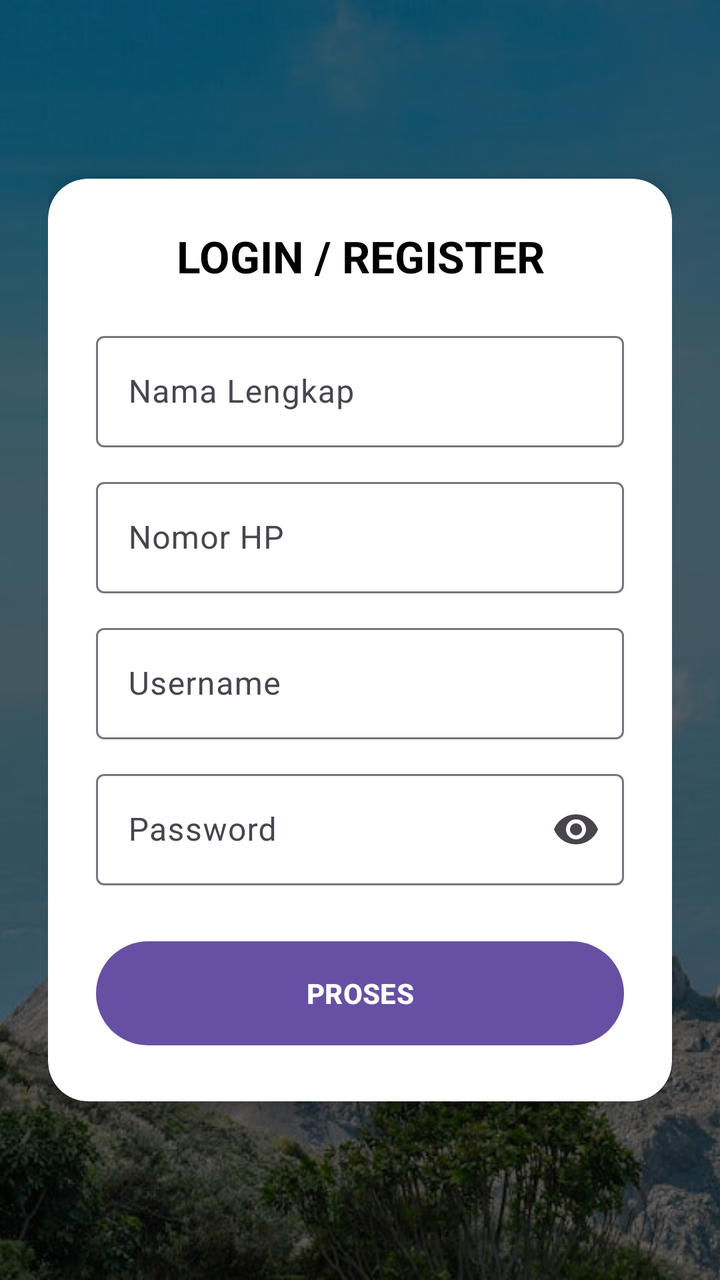
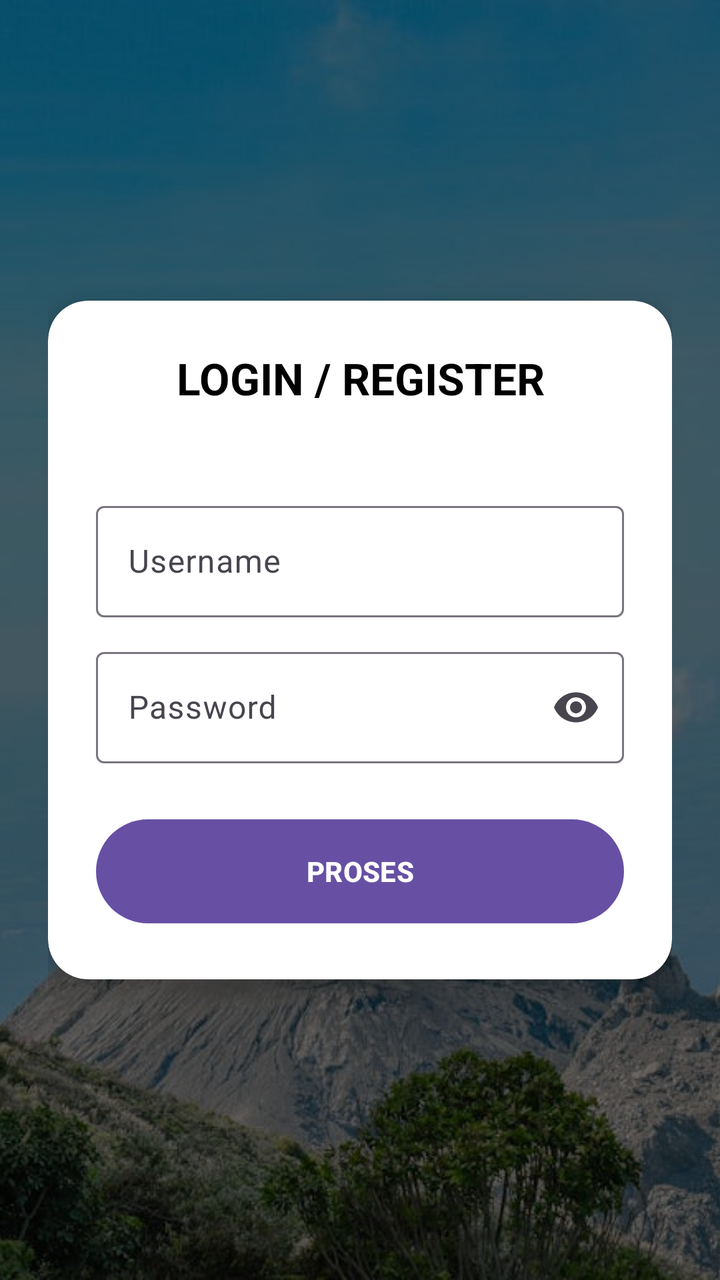

Two renders of the same Android screen: before a commit and after it. Below are the layout's source before the change and the commit's diff.
<!-- AndroidManifest.xml: application theme Theme.FalahalWrold -->
<!-- res/layout/activity_auth.xml -->
<?xml version="1.0" encoding="utf-8"?>
<androidx.constraintlayout.widget.ConstraintLayout
    xmlns:android="http://schemas.android.com/apk/res/android"
    xmlns:app="http://schemas.android.com/apk/res-auto"
    android:layout_width="match_parent"
    android:layout_height="match_parent">

    <ImageView
        android:layout_width="0dp"
        android:layout_height="0dp"
        android:scaleType="centerCrop"
        android:src="@drawable/bg_gunung"
        app:layout_constraintTop_toTopOf="parent"
        app:layout_constraintBottom_toBottomOf="parent"
        app:layout_constraintStart_toStartOf="parent"
        app:layout_constraintEnd_toEndOf="parent"/>

    <View
        android:layout_width="0dp"
        android:layout_height="0dp"
        android:background="#80000000"
        app:layout_constraintTop_toTopOf="parent"
        app:layout_constraintBottom_toBottomOf="parent"
        app:layout_constraintStart_toStartOf="parent"
        app:layout_constraintEnd_toEndOf="parent"/>

    <ScrollView
        android:layout_width="match_parent"
        android:layout_height="match_parent"
        android:fillViewport="true">

        <androidx.constraintlayout.widget.ConstraintLayout
            android:layout_width="match_parent"
            android:layout_height="wrap_content"
            android:padding="24dp">

            <androidx.cardview.widget.CardView
                android:layout_width="match_parent"
                android:layout_height="wrap_content"
                app:cardCornerRadius="20dp"
                app:cardElevation="8dp"
                app:layout_constraintTop_toTopOf="parent"
                app:layout_constraintBottom_toBottomOf="parent">

                <LinearLayout
                    android:layout_width="match_parent"
                    android:layout_height="wrap_content"
                    android:orientation="vertical"
                    android:padding="24dp">

                    <TextView
                        android:layout_width="match_parent"
                        android:layout_height="wrap_content"
                        android:text="LOGIN / REGISTER"
                        android:textAlignment="center"
                        android:textSize="22sp"
                        android:textStyle="bold"
                        android:textColor="@color/black"/>

                    <com.google.android.material.textfield.TextInputLayout
                        android:layout_width="match_parent"
                        android:layout_height="wrap_content"
                        android:layout_marginTop="20dp"
                        app:boxBackgroundMode="outline">
                        <com.google.android.material.textfield.TextInputEditText
                            android:id="@+id/etNama"
                            android:layout_width="match_parent"
                            android:layout_height="wrap_content"
                            android:hint="Nama Lengkap"
                            android:inputType="textPersonName"/>
                    </com.google.android.material.textfield.TextInputLayout>

                    <com.google.android.material.textfield.TextInputLayout
                        android:layout_width="match_parent"
                        android:layout_height="wrap_content"
                        android:layout_marginTop="12dp"
                        app:boxBackgroundMode="outline">
                        <com.google.android.material.textfield.TextInputEditText
                            android:id="@+id/etNoHp"
                            android:layout_width="match_parent"
                            android:layout_height="wrap_content"
                            android:hint="Nomor HP"
                            android:inputType="number"/>
                    </com.google.android.material.textfield.TextInputLayout>

                    <com.google.android.material.textfield.TextInputLayout
                        android:layout_width="match_parent"
                        android:layout_height="wrap_content"
                        android:layout_marginTop="12dp"
                        app:boxBackgroundMode="outline">
                        <com.google.android.material.textfield.TextInputEditText
                            android:id="@+id/etUsername"
                            android:layout_width="match_parent"
                            android:layout_height="wrap_content"
                            android:hint="Username"
                            android:inputType="text"/>
                    </com.google.android.material.textfield.TextInputLayout>

                    <com.google.android.material.textfield.TextInputLayout
                        android:layout_width="match_parent"
                        android:layout_height="wrap_content"
                        android:layout_marginTop="12dp"
                        app:endIconMode="password_toggle"
                        app:boxBackgroundMode="outline">
                        <com.google.android.material.textfield.TextInputEditText
                            android:id="@+id/etPassword"
                            android:layout_width="match_parent"
                            android:layout_height="wrap_content"
                            android:hint="Password"
                            android:inputType="textPassword"/>
                    </com.google.android.material.textfield.TextInputLayout>

                    <Button
                        android:id="@+id/btnSignIn"
                        android:layout_width="match_parent"
                        android:layout_height="60dp"
                        android:layout_marginTop="24dp"
                        android:text="PROSES"
                        android:textStyle="bold"/>

                </LinearLayout>
            </androidx.cardview.widget.CardView>
        </androidx.constraintlayout.widget.ConstraintLayout>
    </ScrollView>
</androidx.constraintlayout.widget.ConstraintLayout>
<!-- resources referenced by this layout -->
<resources>
  <color name="black">#FF000000</color>
  <!-- drawable bg_gunung: png bitmap (drawable, 544428 bytes) -->
  <style name="Theme.FalahalWrold" parent="Base.Theme.FalahalWrold" />
  <style name="Base.Theme.FalahalWrold" parent="Theme.Material3.DayNight.NoActionBar">
          
          
      </style>
</resources>

<!-- the commit's change to res/layout/activity_auth.xml (unified diff, before → after) -->
@@ -62,12 +62,6 @@
                         android:layout_height="wrap_content"
                         android:layout_marginTop="20dp"
                         app:boxBackgroundMode="outline">
-                        <com.google.android.material.textfield.TextInputEditText
-                            android:id="@+id/etNama"
-                            android:layout_width="match_parent"
-                            android:layout_height="wrap_content"
-                            android:hint="Nama Lengkap"
-                            android:inputType="textPersonName"/>
                     </com.google.android.material.textfield.TextInputLayout>
 
                     <com.google.android.material.textfield.TextInputLayout
@@ -75,12 +69,7 @@
                         android:layout_height="wrap_content"
                         android:layout_marginTop="12dp"
                         app:boxBackgroundMode="outline">
-                        <com.google.android.material.textfield.TextInputEditText
-                            android:id="@+id/etNoHp"
-                            android:layout_width="match_parent"
-                            android:layout_height="wrap_content"
-                            android:hint="Nomor HP"
-                            android:inputType="number"/>
+
                     </com.google.android.material.textfield.TextInputLayout>
 
                     <com.google.android.material.textfield.TextInputLayout
